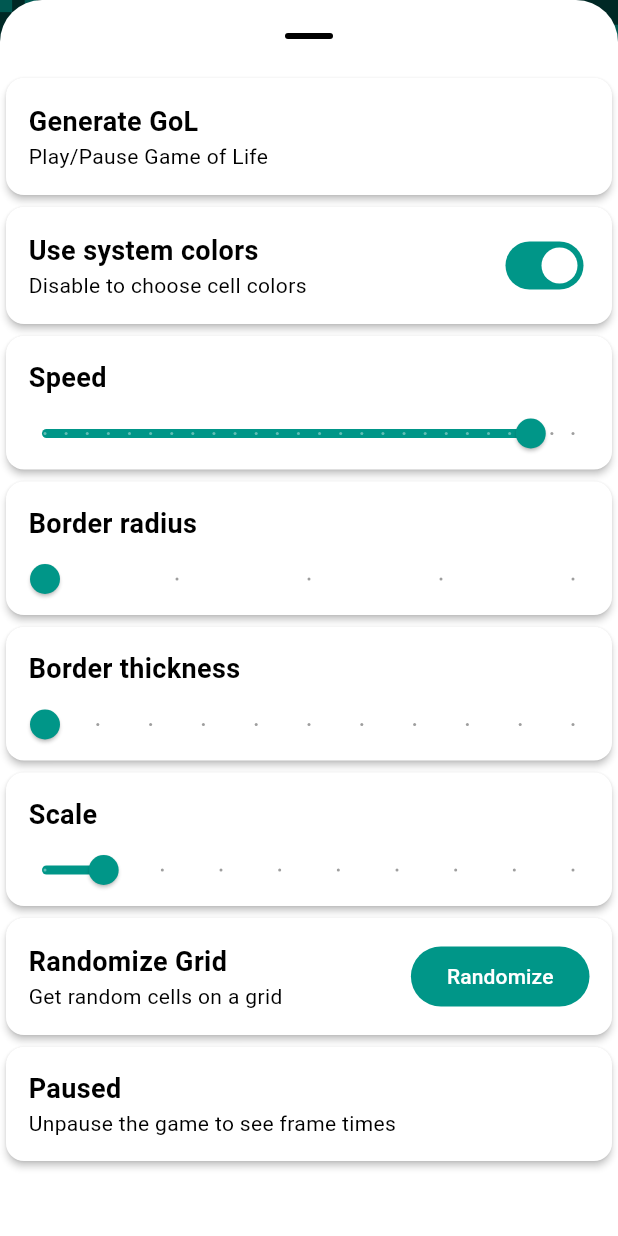
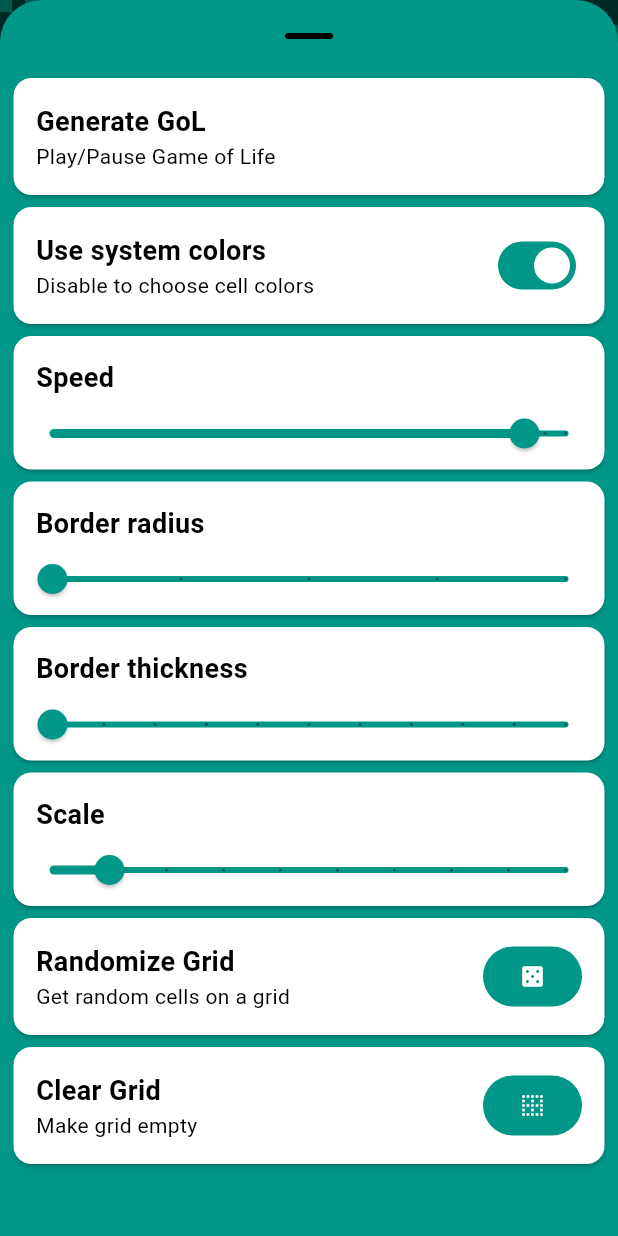
Before and after one commit to Puzzaks/gol, a Flutter app: the screen it shows after launch, after a tap on the "tune" icon, on a phone screen of 412 x 824 dp. Run offline on Flutter 3.47's test engine with Material 3 defaults, Android fonts, the phone set to English and light mode, and no system bars; drawn by our look-alikes of dynamic_color; our stand-ins replace device_info_plus, flutter_colorpicker; missing offline and left inert: dart:ffi, invert_colors.

Commit message:
UI Updates, clear grid function

```diff
--- a/lib/generator.dart
+++ b/lib/generator.dart
@@ -87,6 +87,16 @@ class GameOfLifeProvider with ChangeNotifier {
     );
     notifyListeners();
   }
+  void clearGrid() {
+    grid = List.generate(
+      rows,
+          (_) => List.generate(
+        cols,
+            (_) => false,
+      ),
+    );
+    notifyListeners();
+  }
 
   void startGameOfLife() {
     stopGameOfLife();
--- a/lib/main.dart
+++ b/lib/main.dart
@@ -65,7 +65,7 @@ class HomeScreen extends StatelessWidget {
               showModalBottomSheet<void>(
                 context: context,
                 isScrollControlled: true,
-                // backgroundColor: Theme.of(context).colorScheme.background,
+                backgroundColor: Theme.of(context).colorScheme.primaryContainer,
                 enableDrag: true,
                 showDragHandle: true,
                 useSafeArea: true,
@@ -180,13 +180,12 @@ class HomeScreen extends StatelessWidget {
                     ),
                   ),
                   userDrawn?Container():Positioned(
-                    top: 45,
+                    top: 60,
                     left: 15,
                     right: 15,
                     child: Container(
                       width: constraints.maxWidth,
                       child: const Card(
-                        elevation: 2,
                         child: Padding(
                           padding: EdgeInsets.all(15),
                           child: Row(
@@ -396,6 +395,7 @@ class _mainSettingsState extends State<mainSettings> {
               },
             );
             return Scaffold(
+              backgroundColor: Theme.of(context).colorScheme.primaryContainer,
               body: LayoutBuilder(
                 builder: (context, constraints) {
                   return SingleChildScrollView(
@@ -403,9 +403,8 @@ class _mainSettingsState extends State<mainSettings> {
                       mainAxisSize: MainAxisSize.min,
                       children: [
                         Container(
-                          width: constraints.maxWidth,
+                          width: constraints.maxWidth - 10,
                           child: Card(
-                            elevation: 2,
                             child: Padding(
                               padding: const EdgeInsets.all(15),
                               child: Row(
@@ -443,9 +442,8 @@ class _mainSettingsState extends State<mainSettings> {
                           ),
                         ),
                         Container(
-                          width: constraints.maxWidth,
+                          width: constraints.maxWidth - 10,
                           child: Card(
-                            elevation: 2,
                             child: Column(
                               children: [
                                 Padding(
@@ -534,9 +532,8 @@ class _mainSettingsState extends State<mainSettings> {
                           ),
                         ),
                         Container(
-                          width: constraints.maxWidth,
+                          width: constraints.maxWidth - 10,
                           child: Card(
-                            elevation: 2,
                             child: Column(
                               crossAxisAlignment: CrossAxisAlignment.start,
                               children: [
@@ -557,6 +554,7 @@ class _mainSettingsState extends State<mainSettings> {
                                   min: 0,
                                   max: 999,
                                   divisions: 25,
+                                  inactiveColor: Theme.of(context).colorScheme.primaryContainer,
                                   label: "${(1000/(gameProvider.animationSpeed).clamp(1, 1000)).floor() } Max FPS",
                                   onChangeEnd: (value) {
                                     gameProvider.updateAnimationSpeed((1000 - value).toInt());
@@ -568,9 +566,8 @@ class _mainSettingsState extends State<mainSettings> {
                           ),
                         ),
                         Container(
-                          width: constraints.maxWidth,
+                          width: constraints.maxWidth - 10,
                           child: Card(
-                            elevation: 2,
                             child: Column(
                               crossAxisAlignment: CrossAxisAlignment.start,
                               children: [
@@ -591,6 +588,7 @@ class _mainSettingsState extends State<mainSettings> {
                                   min: 0,
                                   max: 4,
                                   divisions: 4,
+                                  inactiveColor: Theme.of(context).colorScheme.primaryContainer,
                                   label: "${(gameProvider.borderRadius*25).toInt().toString()}%",
                                   onChanged: (value) {
                                     gameProvider.updateBorderRadius(value);
@@ -602,9 +600,8 @@ class _mainSettingsState extends State<mainSettings> {
                           ),
                         ),
                         Container(
-                          width: constraints.maxWidth,
+                          width: constraints.maxWidth - 10,
                           child: Card(
-                            elevation: 2,
                             child: Column(
                               crossAxisAlignment: CrossAxisAlignment.start,
                               children: [
@@ -624,6 +621,7 @@ class _mainSettingsState extends State<mainSettings> {
                                   value: gameProvider.borderThickness,
                                   min: 0,
                                   max: 5,
+                                  inactiveColor: Theme.of(context).colorScheme.primaryContainer,
                                   label: "${gameProvider.borderThickness.toString()}px",
                                   divisions: 10,
                                   onChanged: (value) {
@@ -636,9 +634,8 @@ class _mainSettingsState extends State<mainSettings> {
                           ),
                         ),
                         Container(
-                          width: constraints.maxWidth,
+                          width: constraints.maxWidth - 10,
                           child: Card(
-                            elevation: 2,
                             child: Column(
                               crossAxisAlignment: CrossAxisAlignment.start,
                               children: [
@@ -658,6 +655,7 @@ class _mainSettingsState extends State<mainSettings> {
                                   value: gameProvider.scale,
                                   min: 0.5,
                                   max: 5.0,
+                                  inactiveColor: Theme.of(context).colorScheme.primaryContainer,
                                   label: "${gameProvider.scale.toString()}x",
                                   divisions: 9,
                                   onChanged: (value) {
@@ -670,9 +668,8 @@ class _mainSettingsState extends State<mainSettings> {
                           ),
                         ),
                         Container(
-                          width: constraints.maxWidth,
+                          width: constraints.maxWidth - 10,
                           child: Card(
-                            elevation: 2,
                             child: Padding(
                               padding: const EdgeInsets.all(15),
                               child: Row(
@@ -695,7 +692,7 @@ class _mainSettingsState extends State<mainSettings> {
                                   ),
                                   FilledButton(
                                       onPressed: gameProvider.randomizeGrid,
-                                      child: const Text('Randomize')
+                                      child: const Icon(Icons.casino_rounded)
                                   ),
                                 ],
                               ),
@@ -703,7 +700,40 @@ class _mainSettingsState extends State<mainSettings> {
                           ),
                         ),
                         Container(
-                          width: constraints.maxWidth,
+                          width: constraints.maxWidth - 10,
+                          child: Card(
+                            child: Padding(
+                              padding: const EdgeInsets.all(15),
+                              child: Row(
+                                mainAxisAlignment: MainAxisAlignment.spaceBetween,
+                                children: [
+                                  const Column(
+                                    crossAxisAlignment: CrossAxisAlignment.start,
+                                    children: [
+                                      Text(
+                                        "Clear Grid",
+                                        style: TextStyle(
+                                            fontWeight: FontWeight.bold,
+                                            fontSize: 18
+                                        ),
+                                      ),
+                                      Text(
+                                        "Make grid empty",
+                                      )
+                                    ],
+                                  ),
+                                  FilledButton(
+                                      onPressed: gameProvider.clearGrid,
+                                      child: const Icon(Icons.border_clear_rounded)
+                                  ),
+                                ],
+                              ),
+                            ),
+                          ),
+                        ),
+                        gameProvider.isPlaying
+                            ? Container(
+                          width: constraints.maxWidth - 10,
                           child: Card(
                             elevation: 2,
                             child: Padding(
@@ -729,7 +759,7 @@ class _mainSettingsState extends State<mainSettings> {
                               ),
                             ),
                           ),
-                        ),
+                        ):Container(),
 
                       ],
                     ),
```
